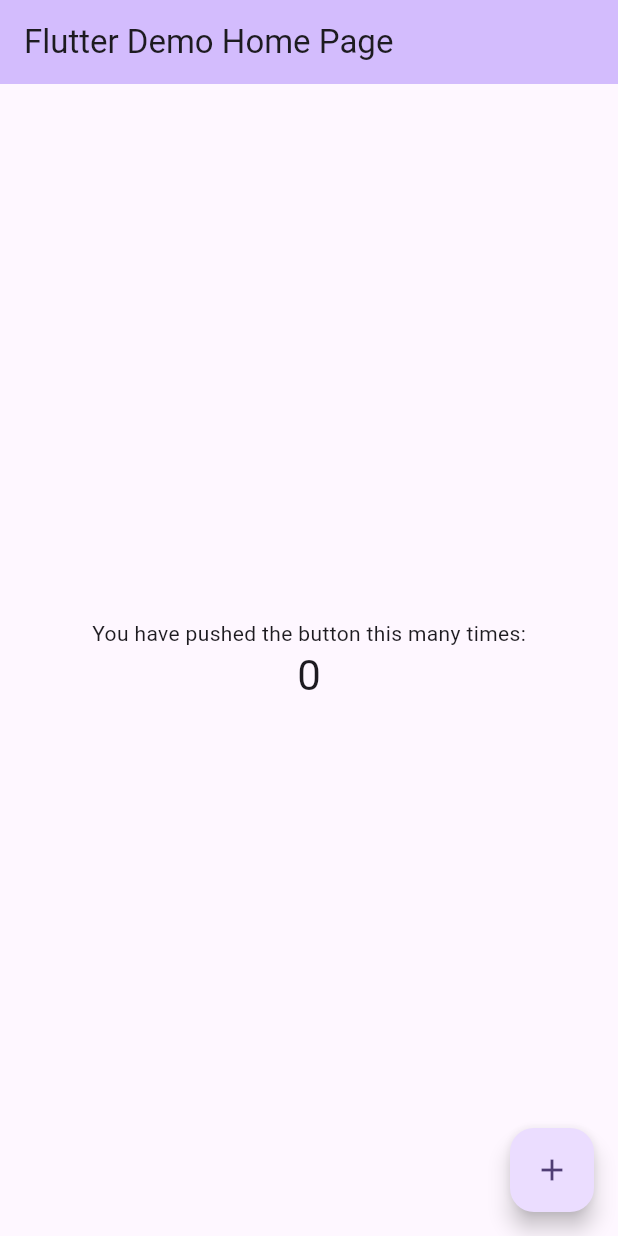
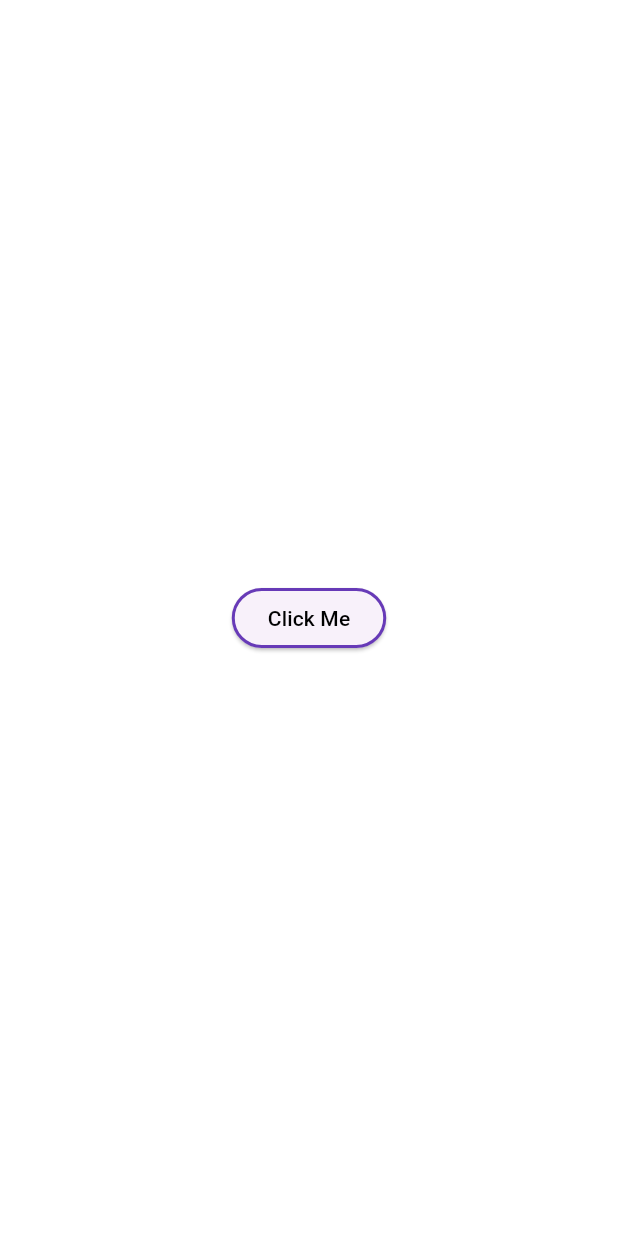
Before and after one commit to schoolManagement404/frontend, a Flutter app: the screen it shows after launch, on a phone screen of 412 x 824 dp. Run offline on Flutter 3.47's test engine with Material 2 defaults, Android fonts, the phone set to English and light mode, and no system bars; our stand-ins replace bloc, dio, equatable, retrofit; generated files the repository leaves out were written again.

Commit message:
Setup: Route Initialization

```diff
--- a/schoolmanagement/lib/config/routes/routes.dart
+++ b/schoolmanagement/lib/config/routes/routes.dart
@@ -0,0 +1,18 @@
+import 'package:flutter/material.dart';
+import 'package:schoolmanagement/core/Error/404_page.dart';
+import 'package:schoolmanagement/features/calendar/presentation/screens/home/home_page.dart';
+
+class AppRoutes {
+  static Route onGenerateRoutes(RouteSettings settings) {
+    switch (settings.name) {
+      case '/':
+        return _materialRoute(settings, const CalendarHome());
+      default:
+        return _materialRoute(settings, const NotFound());
+    }
+  }
+
+  static Route<dynamic> _materialRoute(RouteSettings settings, Widget page) {
+    return MaterialPageRoute(builder: (_) => page);
+  }
+}
--- /dev/null
+++ b/schoolmanagement/lib/core/Error/404_page.dart
@@ -0,0 +1,31 @@
+// ignore_for_file: file_names
+
+import 'package:flutter/material.dart';
+
+class NotFound extends StatelessWidget {
+  const NotFound({super.key});
+
+  @override
+  Widget build(BuildContext context) {
+    return Scaffold(
+      body: Center(
+        child: Column(
+          children: [
+            const Text(
+              '404 Page Not Found',
+              style: TextStyle(
+                color: Colors.redAccent,
+                fontSize: 30,
+              ),
+            ),
+            const Text('Please check your route'),
+            ElevatedButton(
+              onPressed: () => Navigator.pop(context),
+              child: const Text('Go Back'),
+            )
+          ],
+        ),
+      ),
+    );
+  }
+}
--- /dev/null
+++ b/schoolmanagement/lib/features/calendar/presentation/screens/home/home_page.dart
@@ -0,0 +1,22 @@
+import 'package:flutter/material.dart';
+import 'package:schoolmanagement/features/calendar/presentation/widget/button/primary_button.dart';
+
+class CalendarHome extends StatefulWidget {
+  const CalendarHome({super.key});
+
+  @override
+  State<CalendarHome> createState() => _CalendarHomeState();
+}
+
+class _CalendarHomeState extends State<CalendarHome> {
+  @override
+  Widget build(BuildContext context) {
+    return Center(child: primaryButton(sampleFunction(context), 'Click Me'));
+  }
+
+  sampleFunction(BuildContext context) {
+    return () {
+      Navigator.pushNamed(context, '/404');
+    };
+  }
+}
--- /dev/null
+++ b/schoolmanagement/lib/features/calendar/presentation/widget/button/primary_button.dart
@@ -0,0 +1,19 @@
+import 'package:flutter/material.dart';
+
+Widget primaryButton(function, text) {
+  return ElevatedButton(
+    onPressed: function,
+    style: ButtonStyle(
+      side: MaterialStateProperty.all(
+        const BorderSide(
+          color: Colors.deepPurple,
+          width: 2,
+        ),
+      ),
+    ),
+    child: Text(
+      text,
+      style: const TextStyle(color: Colors.black),
+    ),
+  );
+}
--- a/schoolmanagement/lib/main.dart
+++ b/schoolmanagement/lib/main.dart
@@ -1,4 +1,5 @@
 import 'package:flutter/material.dart';
+import 'package:schoolmanagement/config/routes/routes.dart';
 
 void main() async {
   WidgetsFlutterBinding.ensureInitialized();
@@ -14,113 +15,11 @@ class MyApp extends StatelessWidget {
     return MaterialApp(
       title: 'Flutter Demo',
       theme: ThemeData(
-        // This is the theme of your application.
-        //
-        // TRY THIS: Try running your application with "flutter run". You'll see
-        // the application has a blue toolbar. Then, without quitting the app,
-        // try changing the seedColor in the colorScheme below to Colors.green
-        // and then invoke "hot reload" (save your changes or press the "hot
-        // reload" button in a Flutter-supported IDE, or press "r" if you used
-        // the command line to start the app).
-        //
-        // Notice that the counter didn't reset back to zero; the application
-        // state is not lost during the reload. To reset the state, use hot
-        // restart instead.
-        //
-        // This works for code too, not just values: Most code changes can be
-        // tested with just a hot reload.
         colorScheme: ColorScheme.fromSeed(seedColor: Colors.deepPurple),
         useMaterial3: true,
       ),
-      home: const MyHomePage(title: 'Flutter Demo Home Page'),
+      onGenerateRoute: AppRoutes.onGenerateRoutes,
+      initialRoute: "/",
     );
   }
 }
-
-class MyHomePage extends StatefulWidget {
-  const MyHomePage({super.key, required this.title});
-
-  // This widget is the home page of your application. It is stateful, meaning
-  // that it has a State object (defined below) that contains fields that affect
-  // how it looks.
-
-  // This class is the configuration for the state. It holds the values (in this
-  // case the title) provided by the parent (in this case the App widget) and
-  // used by the build method of the State. Fields in a Widget subclass are
-  // always marked "final".
-
-  final String title;
-
-  @override
-  State<MyHomePage> createState() => _MyHomePageState();
-}
-
-class _MyHomePageState extends State<MyHomePage> {
-  int _counter = 0;
-
-  void _incrementCounter() {
-    setState(() {
-      // This call to setState tells the Flutter framework that something has
-      // changed in this State, which causes it to rerun the build method below
-      // so that the display can reflect the updated values. If we changed
-      // _counter without calling setState(), then the build method would not be
-      // called again, and so nothing would appear to happen.
-      _counter++;
-    });
-  }
-
-  @override
-  Widget build(BuildContext context) {
-    // This method is rerun every time setState is called, for instance as done
-    // by the _incrementCounter method above.
-    //
-    // The Flutter framework has been optimized to make rerunning build methods
-    // fast, so that you can just rebuild anything that needs updating rather
-    // than having to individually change instances of widgets.
-    return Scaffold(
-      appBar: AppBar(
-        // TRY THIS: Try changing the color here to a specific color (to
-        // Colors.amber, perhaps?) and trigger a hot reload to see the AppBar
-        // change color while the other colors stay the same.
-        backgroundColor: Theme.of(context).colorScheme.inversePrimary,
-        // Here we take the value from the MyHomePage object that was created by
-        // the App.build method, and use it to set our appbar title.
-        title: Text(widget.title),
-      ),
-      body: Center(
-        // Center is a layout widget. It takes a single child and positions it
-        // in the middle of the parent.
-        child: Column(
-          // Column is also a layout widget. It takes a list of children and
-          // arranges them vertically. By default, it sizes itself to fit its
-          // children horizontally, and tries to be as tall as its parent.
-          //
-          // Column has various properties to control how it sizes itself and
-          // how it positions its children. Here we use mainAxisAlignment to
-          // center the children vertically; the main axis here is the vertical
-          // axis because Columns are vertical (the cross axis would be
-          // horizontal).
-          //
-          // TRY THIS: Invoke "debug painting" (choose the "Toggle Debug Paint"
-          // action in the IDE, or press "p" in the console), to see the
-          // wireframe for each widget.
-          mainAxisAlignment: MainAxisAlignment.center,
-          children: <Widget>[
-            const Text(
-              'You have pushed the button this many times:',
-            ),
-            Text(
-              '$_counter',
-              style: Theme.of(context).textTheme.headlineMedium,
-            ),
-          ],
-        ),
-      ),
-      floatingActionButton: FloatingActionButton(
-        onPressed: _incrementCounter,
-        tooltip: 'Increment',
-        child: const Icon(Icons.add),
-      ), // This trailing comma makes auto-formatting nicer for build methods.
-    );
-  }
-}
```
Also changed, not shown: schoolmanagement/lib/features/calendar/presentation/widget/cards/card.dart (added).
